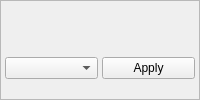
The window that source/paintwidget.ui (pionere/d1-graphics-tool) describes before a commit, drawn with Qt 5.
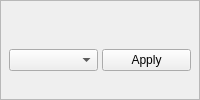
The same window after the commit.

```diff
--- a/source/paintwidget.ui
+++ b/source/paintwidget.ui
@@ -56,7 +56,8 @@
     </layout>
    </item>
    <item>
-    <layout class="QHBoxLayout" name="tilesetMaskHorizontalLayout">
+    <widget class="QWidget" name="tilesetMaskWidget" native="true">
+     <layout class="QHBoxLayout">
      <item>
       <widget class="QComboBox" name="tilesetMaskComboBox"/>
      </item>
@@ -71,6 +72,7 @@
       </widget>
      </item>
     </layout>
+    </widget>
    </item>
   </layout>
  </widget>
```
Lines whose indentation alone changed are shown as unchanged.
